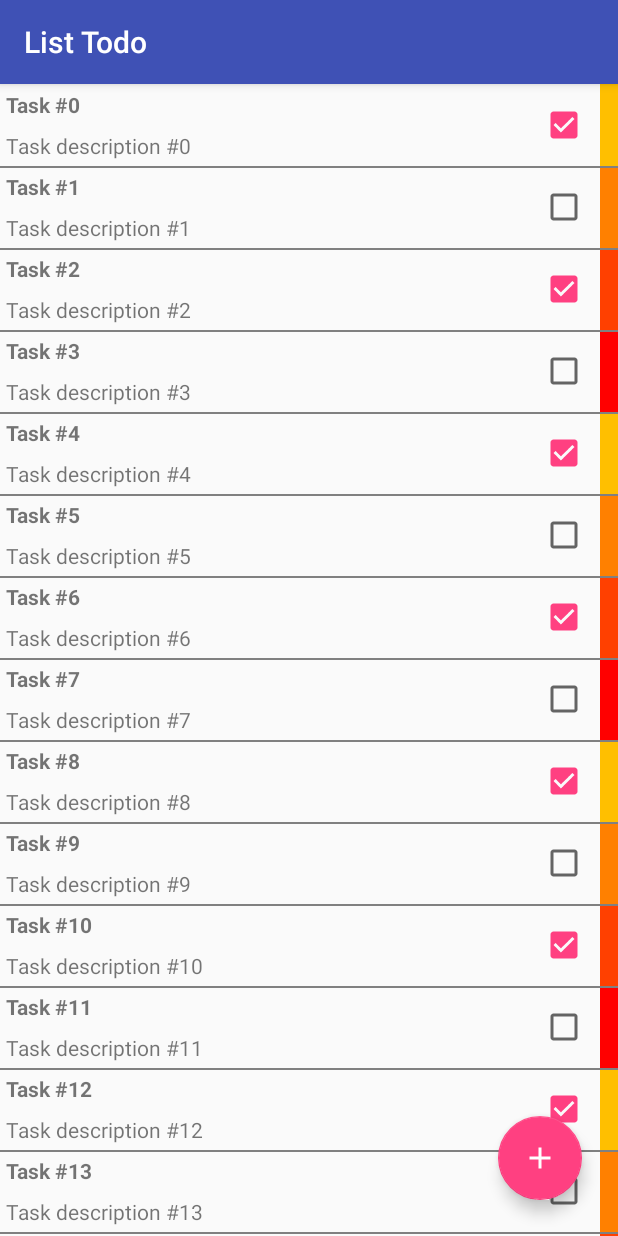
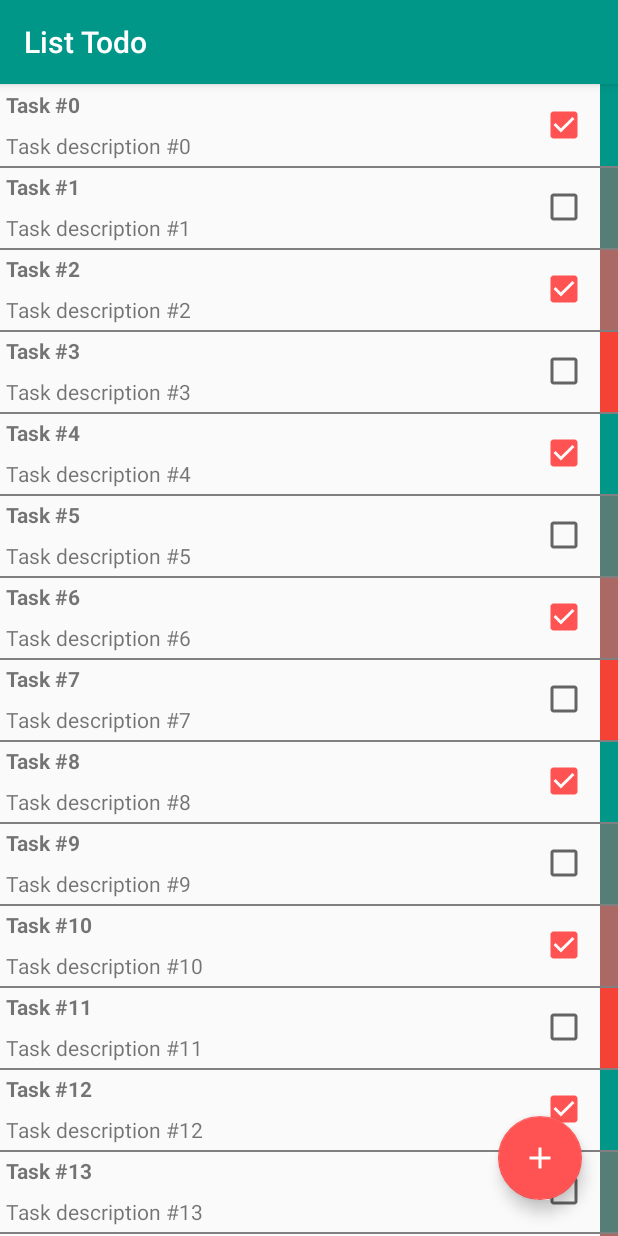
Before and after one commit to ebozkurt93/listtodo, an Android app: the screen it shows after launch (AllListActivity), on a phone screen of 412 x 824 dp. Run offline under Robolectric (Android 15) with nearby library versions, the phone set to English and light mode, and no system bars.

Commit message:
little update to color scheme

```diff
--- a/app/src/main/java/ebozkurt/listtodo/AllListFragment.java
+++ b/app/src/main/java/ebozkurt/listtodo/AllListFragment.java
@@ -5,6 +5,7 @@ import android.graphics.Color;
 import android.os.Bundle;
 import android.support.design.widget.FloatingActionButton;
 import android.support.v4.app.Fragment;
+import android.support.v4.content.ContextCompat;
 import android.support.v7.widget.DividerItemDecoration;
 import android.support.v7.widget.LinearLayoutManager;
 import android.support.v7.widget.RecyclerView;
@@ -149,22 +150,22 @@ public class AllListFragment extends Fragment {
         public void setPriorityColor(Task task) {
             mTask = task;
             int i = mTask.getPriority();
-            String s = " ";
+            int s = 0;
             switch (i) {
                 case 0:
-                    s = "#ffbf00";
+                   s = ContextCompat.getColor(getContext(), R.color.priority0);
                     break;
                 case 1:
-                    s = "#ff8000";
+                    s = ContextCompat.getColor(getContext(), R.color.priority1);
                     break;
                 case 2:
-                    s = "#ff4000";
+                    s = ContextCompat.getColor(getContext(), R.color.priority2);
                     break;
                 case 3:
-                    s = "#ff0000";
+                    s = ContextCompat.getColor(getContext(), R.color.priority3);
                     break;
             }
-            mPriorityView.setBackgroundColor(Color.parseColor(s));
+            mPriorityView.setBackgroundColor(s);
 
         }
 
--- a/app/src/main/res/values/colors.xml
+++ b/app/src/main/res/values/colors.xml
@@ -1,6 +1,18 @@
 <?xml version="1.0" encoding="utf-8"?>
 <resources>
-    <color name="colorPrimary">#3F51B5</color>
-    <color name="colorPrimaryDark">#303F9F</color>
-    <color name="colorAccent">#ff4081</color>
+
+    <!-- https://www.materialpalette.com/teal/red -->
+    <color name="colorPrimary">#009688</color>
+    <color name="colorPrimaryDark">#00796B</color>
+    <color name="colorAccent">#FF5252</color>
+    <color name="textColorPrimary">#212121</color>
+
+    <!-- http://meyerweb.com/eric/tools/color-blend/#009688:FF5252:2:hex
+    used colorPrimary and colorAccent from main theme -->
+    <color name="priority3">#f44336</color>
+    <color name="priority2">#aa6964</color>
+    <color name="priority1">#557f76</color>
+    <color name="priority0">#009688</color>
+
+
 </resources>
```
